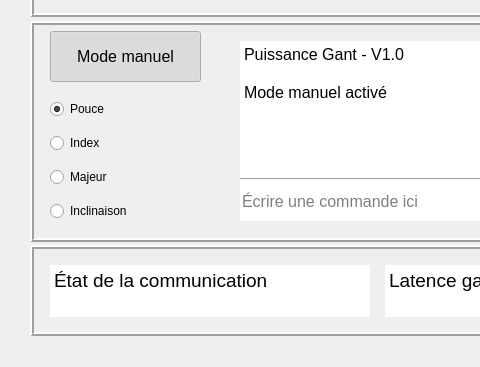
Old version of the form Puissance Gant/Programmation/Code_Interface/interfacePuissanceGant.ui in the repository Puissance-Gant/S4-Puissance-Gant; both pictures show x 0 to 480 and y 209 to 576 of the 1024 by 576 pixel window.
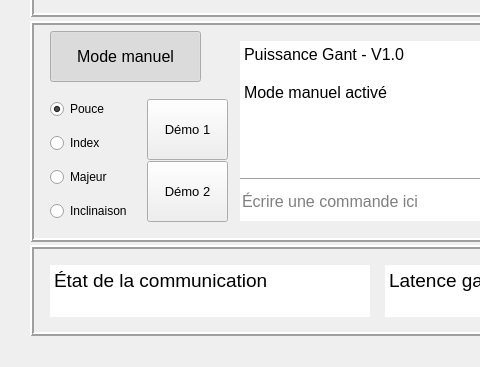
New version of the form. Icons and pictures are not drawn. Custom widgets are drawn as their Qt base class.

Commit message: Départ de démonstration dans l'interface

The edit to the form file:
```diff
--- a/Puissance Gant/Programmation/Code_Interface/interfacePuissanceGant.ui
+++ b/Puissance Gant/Programmation/Code_Interface/interfacePuissanceGant.ui
@@ -861,6 +861,54 @@
       <string>Écrire une commande ici</string>
      </property>
     </widget>
+    <widget class="QPushButton" name="Button_Demo1">
+     <property name="geometry">
+      <rect>
+       <x>117</x>
+       <y>78</y>
+       <width>81</width>
+       <height>61</height>
+      </rect>
+     </property>
+     <property name="font">
+      <font>
+       <pointsize>10</pointsize>
+      </font>
+     </property>
+     <property name="text">
+      <string>Démo 1</string>
+     </property>
+     <property name="checkable">
+      <bool>false</bool>
+     </property>
+     <property name="checked">
+      <bool>false</bool>
+     </property>
+    </widget>
+    <widget class="QPushButton" name="Button_Demo2">
+     <property name="geometry">
+      <rect>
+       <x>117</x>
+       <y>140</y>
+       <width>81</width>
+       <height>61</height>
+      </rect>
+     </property>
+     <property name="font">
+      <font>
+       <pointsize>10</pointsize>
+      </font>
+     </property>
+     <property name="text">
+      <string>Démo 2</string>
+     </property>
+     <property name="checkable">
+      <bool>false</bool>
+     </property>
+     <property name="checked">
+      <bool>false</bool>
+     </property>
+    </widget>
     <zorder>Button_ModeManuel</zorder>
     <zorder>Text_EtatDuRobot</zorder>
     <zorder>layoutWidget</zorder>
```
Left out of the diff: 2 changed lines with no effect on the pictures. The commit also changes 7 other files.
